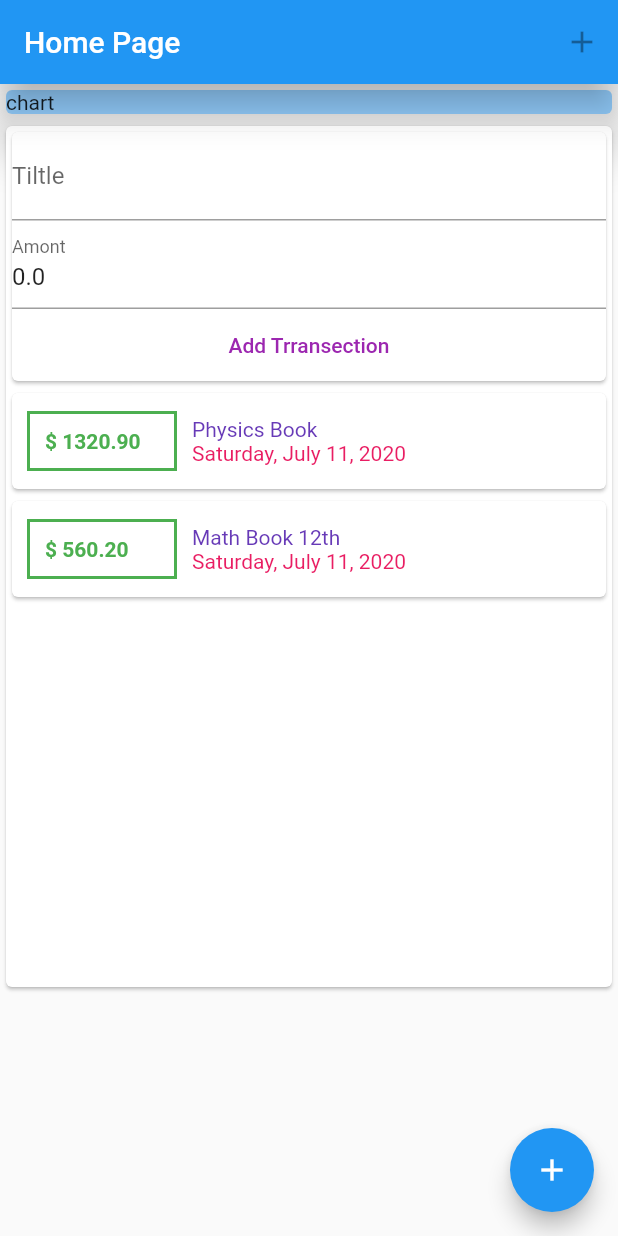
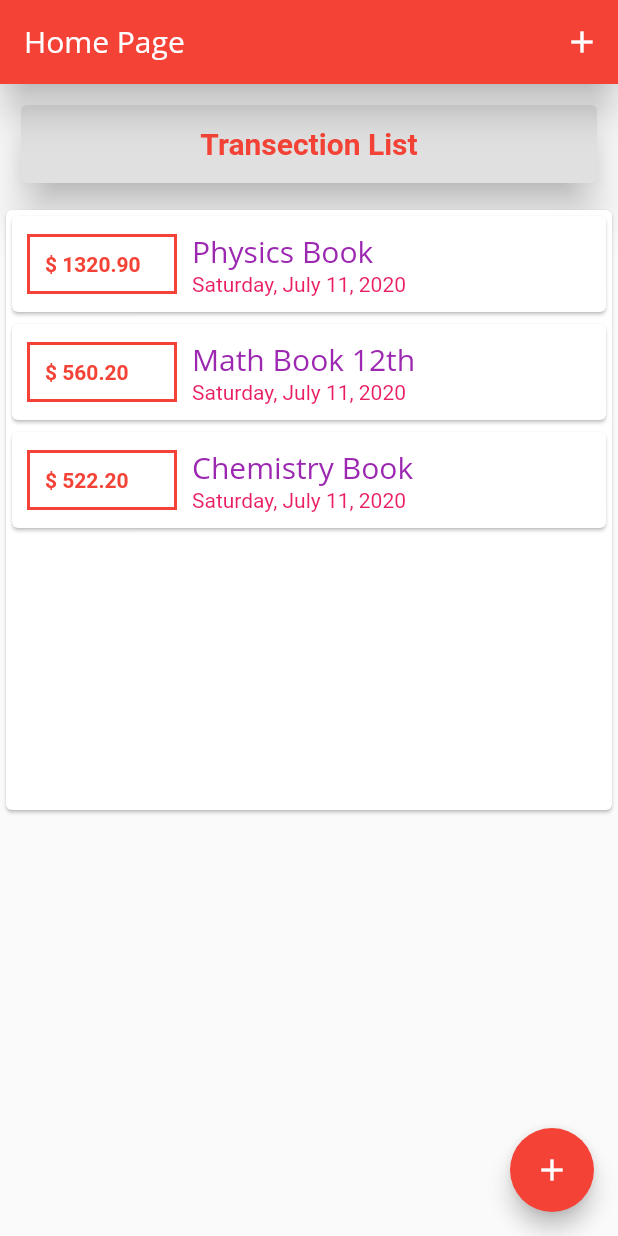
Before and after one commit to tejpratap545/Flutter-Shopping-App, a Flutter app: the screen it shows after launch, on a phone screen of 412 x 824 dp. Run offline on Flutter 3.47's test engine with Material 2 defaults, Android fonts, the phone set to English and light mode, and no system bars.

Commit message:
adding fonts

```diff
--- a/shoppingapp/lib/main.dart
+++ b/shoppingapp/lib/main.dart
@@ -1,20 +1,100 @@
 import 'package:flutter/material.dart';
+import 'package:shoppingapp/widget/new_transection.dart';
 
-import './widget/user_transection.dart';
+import './models/transection.dart';
+import './widget/transection_list.dart';
 
 void main() => runApp(MyApp());
 
-class MyApp extends StatelessWidget {
+class MyApp extends StatefulWidget {
+  @override
+  _MyAppState createState() => _MyAppState();
+}
+
+class _MyAppState extends State<MyApp> {
   @override
   Widget build(BuildContext context) {
     return MaterialApp(
-      title: 'HomePage',
+      title: 'fultter Home Page',
+      theme: ThemeData(
+        primarySwatch: Colors.red,
+        fontFamily: 'Quicksand',
+        textTheme: ThemeData.light().textTheme.copyWith(
+              // ignore: deprecated_member_use
+              title: TextStyle(
+                fontFamily: 'OpenSans',
+                fontSize: 20,
+                fontWeight: FontWeight.normal,
+                color: Colors.purple,
+              ),
+            ),
+        appBarTheme: AppBarTheme(
+          textTheme: ThemeData.light().textTheme.copyWith(
+                // ignore: deprecated_member_use
+                title: TextStyle(
+                  fontFamily: 'OpenSans',
+                  fontSize: 20,
+                  fontWeight: FontWeight.normal,
+                ),
+              ),
+        ),
+      ),
       home: HomePage(),
     );
   }
 }
 
-class HomePage extends StatelessWidget {
+class HomePage extends StatefulWidget {
+  @override
+  _HomePageState createState() => _HomePageState();
+}
+
+class _HomePageState extends State<HomePage> {
+  final List<Transection> transections = [
+    Transection(
+      id: 1,
+      title: 'Physics Book',
+      amount: 1320.90,
+      date: DateTime.now(),
+    ),
+    Transection(
+      id: 2,
+      title: 'Math Book 12th ',
+      amount: 560.20,
+      date: DateTime.now(),
+    ),
+    Transection(
+      id: 3,
+      title: 'Chemistry Book ',
+      amount: 522.20,
+      date: DateTime.now(),
+    )
+  ];
+
+  void _addTransection(String txTitle, double txAmount) {
+    final newTx = Transection(
+      id: transections.length + 1,
+      title: txTitle,
+      amount: txAmount,
+      date: DateTime.now(),
+    );
+    setState(() {
+      transections.add(newTx);
+    });
+  }
+
+  void startNewTransection(BuildContext ctx) {
+    showModalBottomSheet(
+        context: ctx,
+        builder: (_) {
+          return GestureDetector(
+            onTap: () {},
+            child: NewTransection(_addTransection),
+            behavior: HitTestBehavior.opaque,
+          );
+        });
+  }
+
   @override
   Widget build(BuildContext context) {
     return Scaffold(
@@ -23,7 +103,7 @@ class HomePage extends StatelessWidget {
         actions: [
           IconButton(
             icon: const Icon(Icons.add),
-            onPressed: null,
+            onPressed: () => startNewTransection(context),
           ),
         ],
         elevation: 10,
@@ -34,25 +114,41 @@ class HomePage extends StatelessWidget {
           crossAxisAlignment: CrossAxisAlignment.stretch,
           children: <Widget>[
             Container(
+              margin: EdgeInsets.all(10),
+              height: 60,
               width: double.infinity,
               child: Card(
-                color: Colors.blue[200],
+                color: Colors.grey[300],
                 elevation: 12,
-                child: Text(
-                  'chart ',
+                child: Center(
+                  child: Text(
+                    'Transection List ',
+                    textAlign: TextAlign.center,
+                    style: TextStyle(
+                      fontSize: 20,
+                      fontWeight: FontWeight.bold,
+                      color: Theme.of(context).primaryColor,
+                    ),
+                  ),
                 ),
               ),
             ),
             Card(
               child: Container(
-                child: UserTransection(),
+                child: TransectionList(
+                  transections,
+                ),
               ),
             ),
           ],
         ),
       ),
-      floatingActionButton:
-          FloatingActionButton(child: Icon(Icons.add), onPressed: null),
+      floatingActionButton: FloatingActionButton(
+        child: Icon(Icons.add),
+        onPressed: () => startNewTransection(
+          context,
+        ),
+      ),
     );
   }
 }
--- a/shoppingapp/lib/widget/new_transection.dart
+++ b/shoppingapp/lib/widget/new_transection.dart
@@ -1,12 +1,21 @@
 import 'package:flutter/material.dart';
 
-class NewTransection extends StatelessWidget {
-  final amountFocus = FocusNode();
-  final titleControler = TextEditingController(text: '');
-  final amonntControler = TextEditingController(text: '0.0');
+class NewTransection extends StatefulWidget {
   final Function _addTransection;
 
   NewTransection(this._addTransection);
+
+  @override
+  _NewTransectionState createState() => _NewTransectionState();
+}
+
+class _NewTransectionState extends State<NewTransection> {
+  final amountFocus = FocusNode();
+
+  final titleControler = TextEditingController(text: '');
+
+  final amonntControler = TextEditingController(text: '0.0');
+
   @override
   Widget build(BuildContext context) {
     void submitData() {
@@ -15,7 +24,11 @@ class NewTransection extends StatelessWidget {
         return;
       }
 
-      _addTransection(titleControler.text, double.parse(amonntControler.text));
+      widget._addTransection(
+        titleControler.text,
+        double.parse(amonntControler.text),
+      );
+      Navigator.of(context).pop();
     }
 
     return Card(
--- a/shoppingapp/lib/widget/transection_list.dart
+++ b/shoppingapp/lib/widget/transection_list.dart
@@ -23,7 +23,7 @@ class TransectionList extends StatelessWidget {
                 ),
                 decoration: BoxDecoration(
                   border: Border.all(
-                    color: Colors.green,
+                    color: Theme.of(context).primaryColor,
                     width: 2,
                   ),
                 ),
@@ -32,7 +32,7 @@ class TransectionList extends StatelessWidget {
                   style: TextStyle(
                     fontWeight: FontWeight.bold,
                     fontSize: 14,
-                    color: Colors.green,
+                    color: Theme.of(context).primaryColor,
                   ),
                 ),
               ),
@@ -41,9 +41,8 @@ class TransectionList extends StatelessWidget {
                 children: <Widget>[
                   Text(
                     _transectionsList[index].title,
-                    style: TextStyle(
-                      color: Colors.deepPurple,
-                    ),
+                    // ignore: deprecated_member_use
+                    style: Theme.of(context).textTheme.title,
                   ),
                   Text(
                     DateFormat.yMMMMEEEEd()
--- a/shoppingapp/lib/widget/user_transection.dart
+++ /dev/null
@@ -1,48 +0,0 @@
-import 'package:flutter/material.dart';
-import './new_transection.dart';
-import './transection_list.dart';
-import '../models/transection.dart';
-
-class UserTransection extends StatefulWidget {
-  @override
-  _UserTransectionState createState() => _UserTransectionState();
-}
-
-class _UserTransectionState extends State<UserTransection> {
-  final List<Transection> transections = [
-    Transection(
-      id: 1,
-      title: 'Physics Book',
-      amount: 1320.90,
-      date: DateTime.now(),
-    ),
-    Transection(
-      id: 2,
-      title: 'Math Book 12th ',
-      amount: 560.20,
-      date: DateTime.now(),
-    )
-  ];
-  void _addTransection(String txTitle, double txAmount) {
-    final newTx = Transection(
-      id: transections.length + 1,
-      title: txTitle,
-      amount: txAmount,
-      date: DateTime.now(),
-    );
-    setState(() {
-      transections.add(newTx);
-    });
-  }
-
-  @override
-  Widget build(BuildContext context) {
-    return Column(
-      crossAxisAlignment: CrossAxisAlignment.end,
-      children: [
-        NewTransection(_addTransection),
-        TransectionList(transections),
-      ],
-    );
-  }
-}
```
Also changed, not shown: shoppingapp/pubspec.yaml (+12 -11 lines), shoppingapp/assets/fonts/OpenSans-Bold.ttf (added), shoppingapp/assets/fonts/OpenSans-Regular.ttf (added), shoppingapp/assets/fonts/Quicksand-Bold.ttf (added), shoppingapp/assets/fonts/Quicksand-Light.ttf (added), shoppingapp/assets/fonts/Quicksand-Medium.ttf (added), shoppingapp/assets/fonts/Quicksand-Regular.ttf (added).
